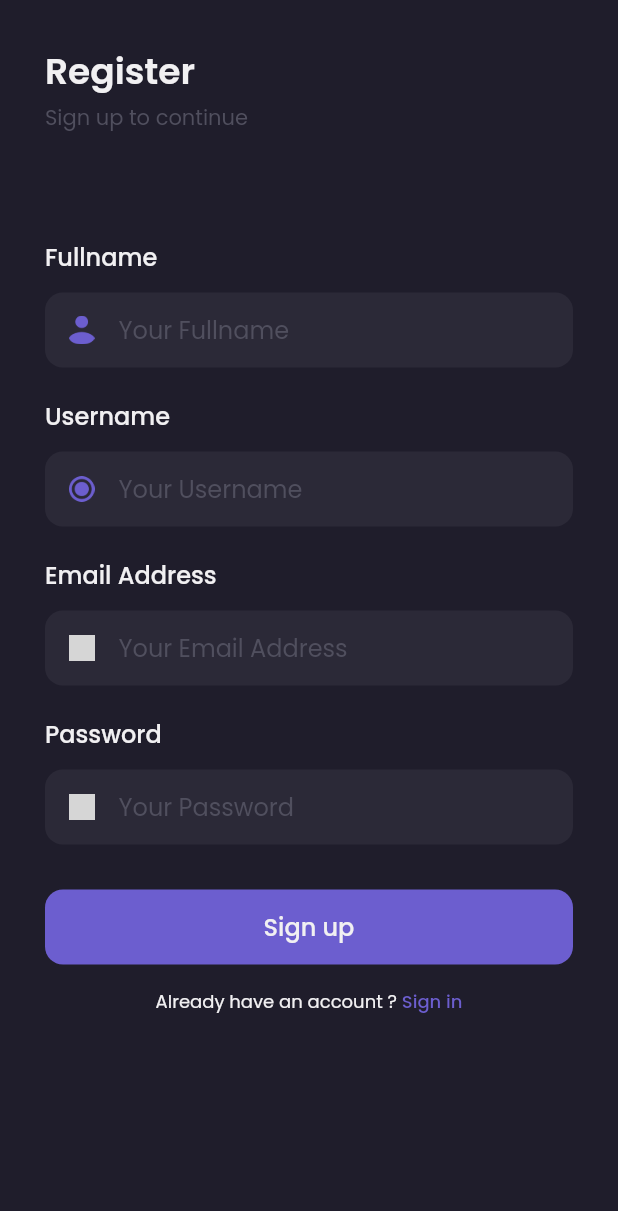
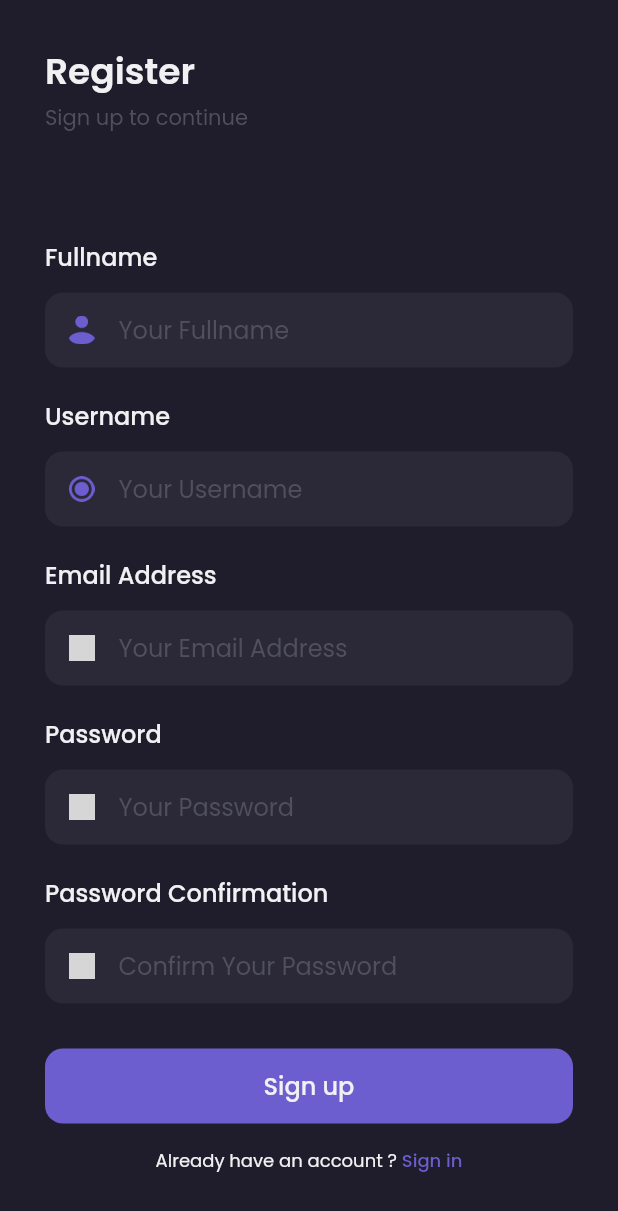
Before and after one commit to Urcane/shamo-apps, a Flutter app: the SignUpPage screen opened by its route, after a tap on "Sign up", on a phone screen of 412 x 824 dp. Shown: the top 1211 px of the screen. Run offline on Flutter 3.47's test engine with Material 2 defaults, Android fonts, the phone set to English and light mode, and no system bars; our stand-ins replace google_fonts; accounts and stored records are empty; network calls fail; grey boxes are pictures that could not be loaded.

```diff
--- /dev/null
+++ b/lib/models/user_model.dart
@@ -0,0 +1,35 @@
+class UserModel {
+  late int id;
+  late String name;
+  late String email;
+  late String username;
+  late String profilePhotoUrl;
+  late String token;
+
+  UserModel({
+    required this.id,
+    required this.name,
+    required this.email,
+    required this.username,
+    required this.profilePhotoUrl,
+    required this.token,
+  });
+
+  UserModel.fromJson(Map<String, dynamic> json) {
+    id = json["id"];
+    name = json["name"];
+    email = json["email"];
+    username = json["username"];
+    profilePhotoUrl = json["profile_photo_url"];
+    // token = json["token"];
+  }
+
+  Map<String, dynamic> toJson() => {
+        "id": id,
+        "name": name,
+        "email": email,
+        "username": username,
+        "profile_photo_url": profilePhotoUrl,
+        "token": token,
+      };
+}
--- a/lib/pages/sign_up_page.dart
+++ b/lib/pages/sign_up_page.dart
@@ -1,8 +1,33 @@
 import 'package:flutter/material.dart';
+import 'package:provider/provider.dart';
+import 'package:shamo/providers/auth_provider.dart';
 import 'package:shamo/theme.dart';
 
 class SignUpPage extends StatelessWidget {
-  const SignUpPage({Key? key}) : super(key: key);
+  SignUpPage({Key? key}) : super(key: key);
+
+  TextEditingController nameController = TextEditingController(text: '');
+  TextEditingController usernameController = TextEditingController(text: '');
+  TextEditingController emailController = TextEditingController(text: '');
+  TextEditingController passwordController = TextEditingController(text: '');
+  TextEditingController passwordConfirmationController =
+      TextEditingController(text: '');
+
+  @override
+  Widget build(BuildContext context) {
+    AuthProvider authProvider = Provider.of<AuthProvider>(context);
+
+    handleSignUp() async {
+      if (await authProvider.register(
+        name: nameController.text,
+        username: usernameController.text,
+        email: emailController.text,
+        password: passwordController.text,
+        passwordConfirmation: passwordConfirmationController.text,
+      )) {
+        Navigator.pushNamedAndRemoveUntil(context, "/home", (route) => false);
+      }
+    }
 
     Widget header() {
       return Container(
@@ -65,6 +90,7 @@ class SignUpPage extends StatelessWidget {
                     ),
                     Expanded(
                       child: TextFormField(
+                        controller: emailController,
                         style: secondaryTextStyle,
                         decoration: InputDecoration.collapsed(
                           hintText: "Your Email Address",
@@ -116,6 +142,7 @@ class SignUpPage extends StatelessWidget {
                     ),
                     Expanded(
                       child: TextFormField(
+                        controller: nameController,
                         style: secondaryTextStyle,
                         decoration: InputDecoration.collapsed(
                           hintText: "Your Fullname",
@@ -167,6 +194,7 @@ class SignUpPage extends StatelessWidget {
                     ),
                     Expanded(
                       child: TextFormField(
+                        controller: usernameController,
                         style: secondaryTextStyle,
                         decoration: InputDecoration.collapsed(
                           hintText: "Your Username",
@@ -218,10 +246,64 @@ class SignUpPage extends StatelessWidget {
                     ),
                     Expanded(
                       child: TextFormField(
+                        controller: passwordController,
                         obscureText: true,
                         style: secondaryTextStyle,
                         decoration: InputDecoration.collapsed(
                           hintText: "Your Password",
+                          hintStyle: subtitleTextStyle,
+                        ),
+                      ),
+                    )
+                  ],
+                ),
+              ),
+            )
+          ],
+        ),
+      );
+    }
+
+    Widget passwordConfirmationInput() {
+      return Container(
+        margin: EdgeInsets.only(top: 20),
+        child: Column(
+          crossAxisAlignment: CrossAxisAlignment.start,
+          children: <Widget>[
+            Text(
+              "Password Confirmation",
+              style: primaryTextStyle.copyWith(
+                fontSize: 16,
+                fontWeight: medium,
+              ),
+            ),
+            SizedBox(
+              height: 12,
+            ),
+            Container(
+              height: 50,
+              padding: EdgeInsets.symmetric(horizontal: 16),
+              decoration: BoxDecoration(
+                color: background2Color,
+                borderRadius: BorderRadius.circular(12),
+              ),
+              child: Center(
+                child: Row(
+                  children: <Widget>[
+                    Image.asset(
+                      'assets/material/password_icon.png',
+                      width: 17,
+                    ),
+                    SizedBox(
+                      width: 16,
+                    ),
+                    Expanded(
+                      child: TextFormField(
+                        controller: passwordConfirmationController,
+                        obscureText: true,
+                        style: secondaryTextStyle,
+                        decoration: InputDecoration.collapsed(
+                          hintText: "Confirm Your Password",
                           hintStyle: subtitleTextStyle,
                         ),
                       ),
@@ -254,12 +336,12 @@ class SignUpPage extends StatelessWidget {
               fontWeight: medium,
             ),
           ),
-        onPressed: () {},
+          onPressed: handleSignUp,
         ),
       );
     }
 
-  Widget footer(BuildContext context) {
+    Widget footer() {
       return Container(
         margin: const EdgeInsets.only(bottom: 30, top: 16),
         child: Row(
@@ -288,10 +370,6 @@ class SignUpPage extends StatelessWidget {
       );
     }
 
-  @override
-  Widget build(BuildContext context) {
-    // TODO: implement build
-
     return Scaffold(
       backgroundColor: background1Color,
       body: SafeArea(
@@ -308,8 +386,9 @@ class SignUpPage extends StatelessWidget {
                 usernameInput(),
                 emailInput(),
                 passwordInput(),
+                passwordConfirmationInput(),
                 signupButton(),
-                footer(context),
+                footer(),
               ],
             ),
           ),
--- /dev/null
+++ b/lib/providers/auth_provider.dart
@@ -0,0 +1,38 @@
+import 'package:flutter/material.dart';
+import 'package:shamo/models/user_model.dart';
+import 'package:shamo/services/auth_service.dart';
+
+class AuthProvider with ChangeNotifier {
+  late UserModel _user;
+
+  UserModel get user => _user;
+
+  set user(UserModel user) {
+    _user = user;
+    notifyListeners();
+  }
+
+  Future<bool> register({
+    required String name,
+    required String username,
+    required String email,
+    required String password,
+    required String passwordConfirmation,
+  }) async {
+    try {
+      UserModel user = await AuthService().register(
+        name: name,
+        username: username,
+        email: email,
+        password: password,
+        passwordConfirmation: passwordConfirmation,
+      );
+
+      _user = user;
+      return true;
+    } catch (e) {
+      print(e);
+      return false;
+    }
+  }
+}
--- /dev/null
+++ b/lib/services/auth_service.dart
@@ -0,0 +1,44 @@
+import 'dart:convert';
+import 'package:http/http.dart' as http;
+import 'package:shamo/models/user_model.dart';
+
+class AuthService {
+  String baseUrl = "http://10.0.3.2:8000/api";
+
+  Future<UserModel> register({
+    required String name,
+    required String username,
+    required String email,
+    required String password,
+    required String passwordConfirmation,
+  }) async {
+    Uri url = Uri.parse('$baseUrl/register');
+    Map<String, String> header = {'Content-type': 'application/json'};
+
+    var body = jsonEncode(<String, dynamic>{
+      "name": name,
+      "username": username,
+      "email": email,
+      "password": password,
+      "password_confirmation": passwordConfirmation
+    });
+
+    var response = await http.post(
+      url,
+      headers: header,
+      body: body,
+    );
+
+    print(response.body);
+
+    if (response.statusCode == 200) {
+      var _data = jsonDecode(response.body)["data"];
+      UserModel _user = UserModel.fromJson(_data["user"]);
+      _user.token = 'Bearer ${_data["access_token"]}';
+
+      return _user;
+    } else {
+      throw Exception("Registrasi Gagal");
+    }
+  }
+}
--- a/pubspec.yaml
+++ b/pubspec.yaml
@@ -35,6 +35,8 @@ dependencies:
   # Use with the CupertinoIcons class for iOS style icons.
   cupertino_icons: ^1.0.2
   google_fonts: ^2.0.0
+  provider: ^6.0.1
+  http: ^0.13.3
 
 dev_dependencies:
   flutter_test:
```
Also changed, not shown: lib/main.dart (+8 -1 lines), lib/pages/home/home_page.dart (+50 -5 lines), pubspec.lock, 1 other file. Lines whose indentation alone changed are shown as unchanged.
